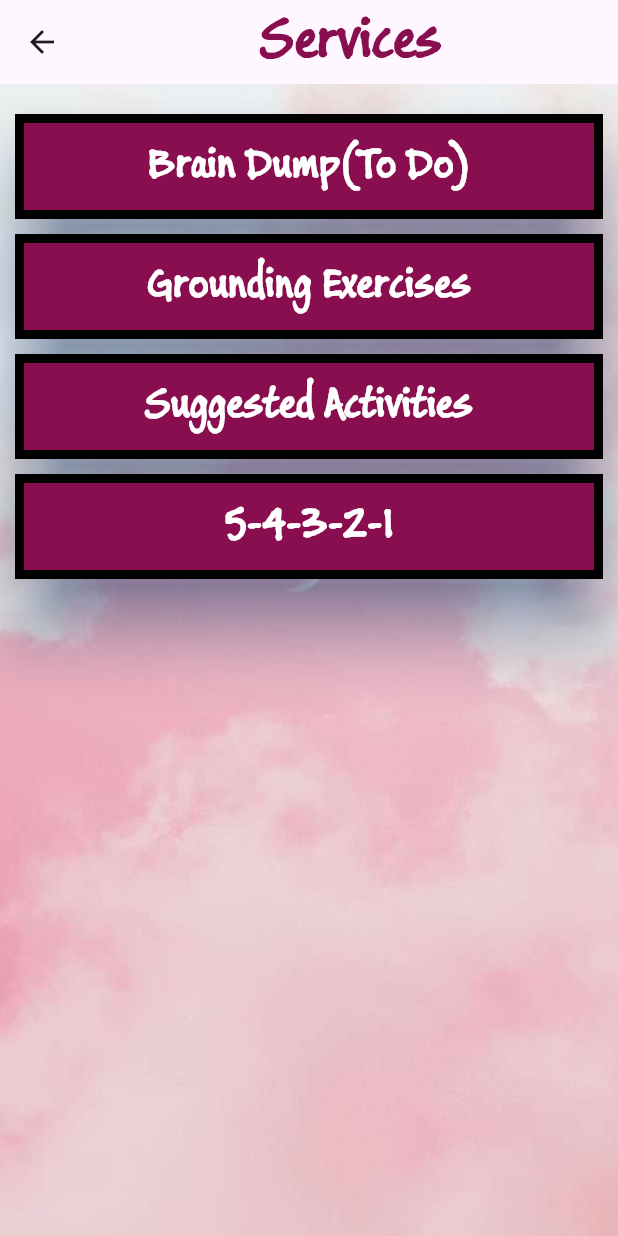
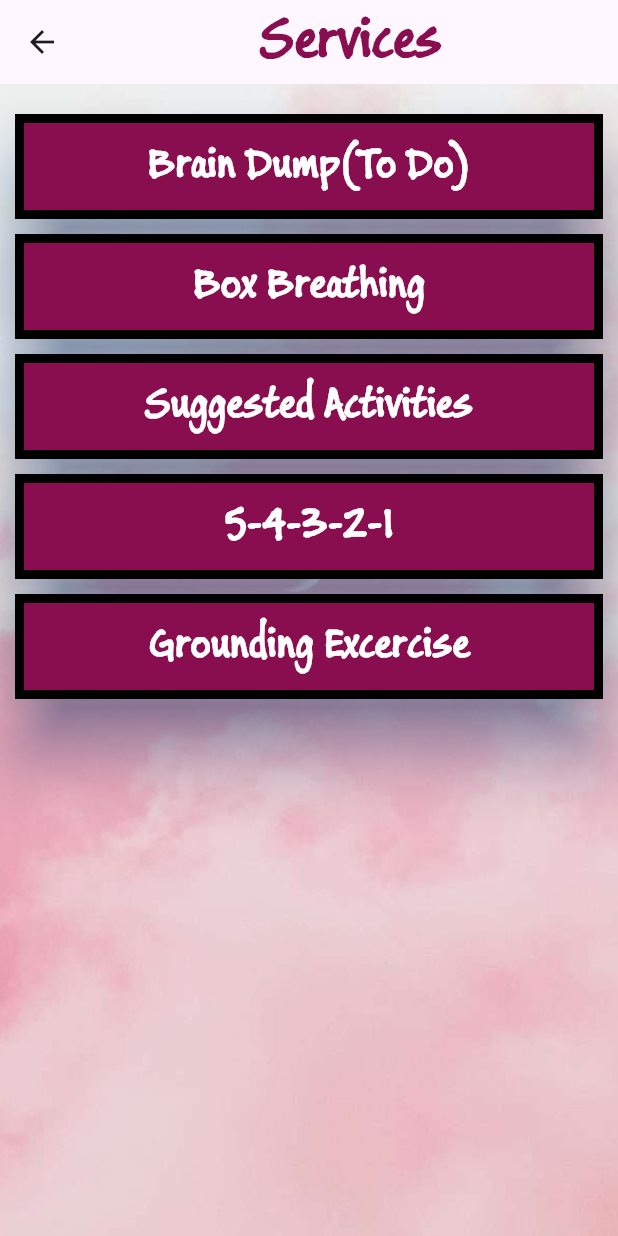
Before and after one commit to zarintasnimfema7/kite1, a Flutter app: the Services screen opened directly, on a phone screen of 412 x 824 dp. Run offline on Flutter 3.47's test engine with Material 3 defaults, Android fonts, the phone set to English and light mode, and no system bars; our stand-ins replace cloud_firestore, firebase_auth, firebase_core, get; accounts and stored records are empty.

Commit message:
new changes

```diff
--- a/lib/services.dart
+++ b/lib/services.dart
@@ -1,6 +1,8 @@
 import 'package:flutter/material.dart';
 import 'package:kite/activities.dart';
 import 'package:kite/exercise.dart';
+import 'package:kite/grounding_exercise.dart';
+import 'package:kite/random_action_generator.dart';
 import 'package:kite/todo.dart';
 import 'package:kite/five_four_three_two_one.dart';
 
@@ -74,7 +76,7 @@ class Services extends StatelessWidget {
                   shadowColor: Colors.blue.shade900,
 
                 ),
-                child: const Text("Grounding Exercises",
+                child: const Text("Box Breathing",
                   style: TextStyle(
                     fontSize: 30,
                     fontWeight: FontWeight.bold,
@@ -87,7 +89,7 @@ class Services extends StatelessWidget {
               const SizedBox(height: 10,),
               ElevatedButton(
                 onPressed: (){
-                  Navigator.push(context, MaterialPageRoute(builder:(context)=> const Activities()));
+                  Navigator.push(context, MaterialPageRoute(builder:(context)=>  RandomActionGeneratorPage()));
                 },
                 style: ElevatedButton.styleFrom(
                   backgroundColor: Colors.pink.shade900,
@@ -132,6 +134,30 @@ class Services extends StatelessWidget {
                   ),
                 ),
               ),
+              const SizedBox(height: 10,),
+              ElevatedButton(
+                onPressed: (){
+                  Navigator.push(context, MaterialPageRoute(builder:(context)=>  GroundingExercisePage()));
+                },
+                style: ElevatedButton.styleFrom(
+                  backgroundColor: Colors.pink.shade900,
+                  side: const BorderSide(color: Colors.black,width: 6),
+                  fixedSize: const Size(400,70),
+                  shape: const RoundedRectangleBorder(),
+                  elevation: 20,
+                  shadowColor: Colors.blue.shade900,
+
+                ),
+                child: const Text("Grounding Excercise",
+                  style: TextStyle(
+                    fontSize: 30,
+                    fontWeight: FontWeight.bold,
+                    color: Colors.white,
+                    fontFamily: "BUXTONSKETCH",
+
+                  ),
+                ),
+              ),
 
             ],
           ),
```
Also changed, not shown: lib/random_action_generator.dart (+8 -122 lines).
